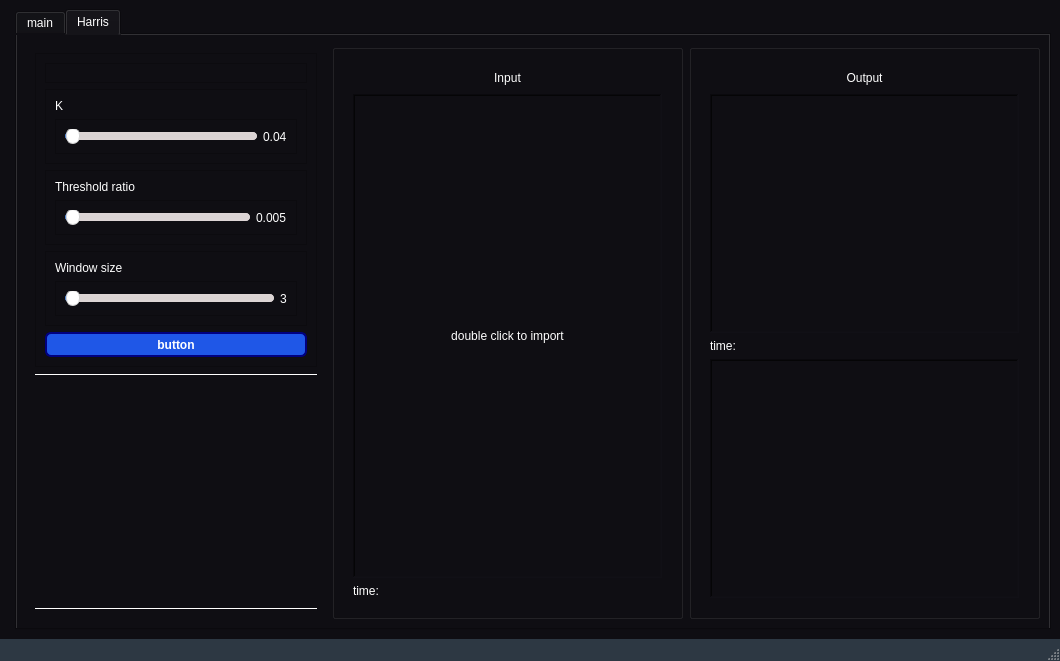
Above: ui.ui from Eagle-E-Y-E/KeyMatch before the change. Below: the same form after it.
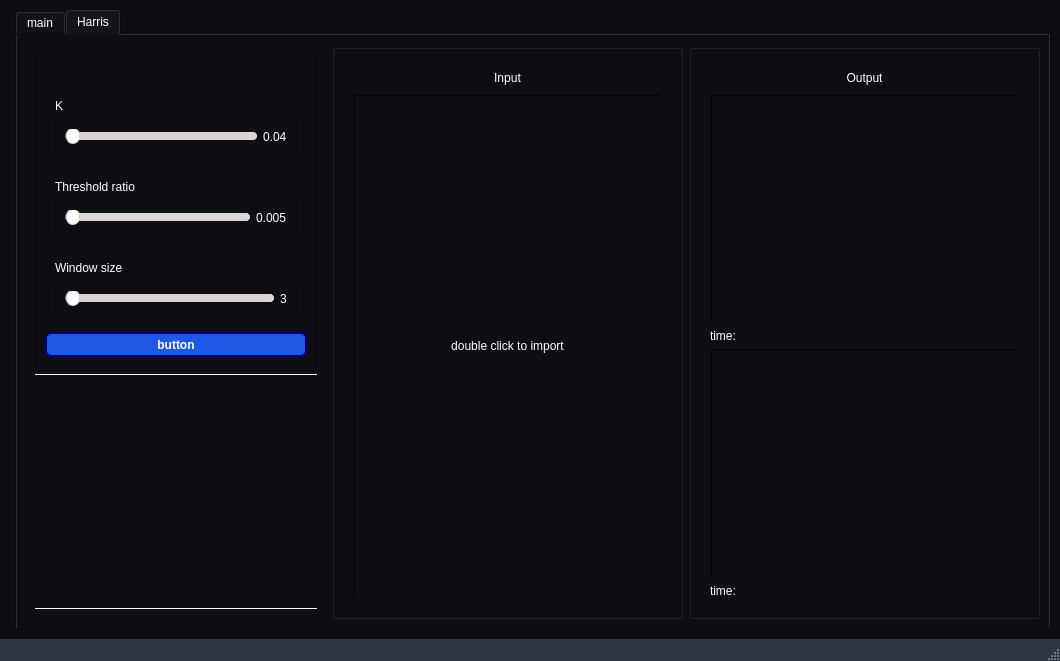
That is the form after the change. The open tabs and pages were chosen to show the change. Icons and pictures are not drawn.

Commit message: change time label position

Diff of the .ui file:
```diff
--- a/ui.ui
+++ b/ui.ui
@@ -2021,19 +2021,6 @@
                     </property>
                    </widget>
                   </item>
-                  <item>
-                   <widget class="QLabel" name="Harris_input_label">
-                    <property name="sizePolicy">
-                     <sizepolicy hsizetype="Preferred" vsizetype="Maximum">
-                      <horstretch>0</horstretch>
-                      <verstretch>0</verstretch>
-                     </sizepolicy>
-                    </property>
-                    <property name="text">
-                     <string>time: </string>
-                    </property>
-                   </widget>
-                  </item>
                  </layout>
                 </widget>
                </item>
@@ -2114,6 +2101,32 @@
                     </property>
                    </widget>
                   </item>
+                  <item>
+                   <widget class="QLabel" name="Harris_input_label">
+                    <property name="sizePolicy">
+                     <sizepolicy hsizetype="Preferred" vsizetype="Maximum">
+                      <horstretch>0</horstretch>
+                      <verstretch>0</verstretch>
+                     </sizepolicy>
+                    </property>
+                    <property name="text">
+                     <string>time: </string>
+                    </property>
+                   </widget>
+                  </item>
+                  <item>
+                   <widget class="QGraphicsView" name="Harris_output_img2_GV">
+                    <property name="sizePolicy">
+                     <sizepolicy hsizetype="Preferred" vsizetype="Preferred">
+                      <horstretch>0</horstretch>
+                      <verstretch>0</verstretch>
+                     </sizepolicy>
+                    </property>
+                    <property name="frameShape">
+                     <enum>QFrame::WinPanel</enum>
+                    </property>
+                   </widget>
+                  </item>
                   <item>
                    <widget class="QLabel" name="Harris_outpu_label">
                     <property name="sizePolicy">
@@ -2127,19 +2140,6 @@
                     </property>
                    </widget>
                   </item>
-                  <item>
-                   <widget class="QGraphicsView" name="Harris_output_img2_GV">
-                    <property name="sizePolicy">
-                     <sizepolicy hsizetype="Preferred" vsizetype="Preferred">
-                      <horstretch>0</horstretch>
-                      <verstretch>0</verstretch>
-                     </sizepolicy>
-                    </property>
-                    <property name="frameShape">
-                     <enum>QFrame::WinPanel</enum>
-                    </property>
-                   </widget>
-                  </item>
                  </layout>
                 </widget>
                </item>
```
